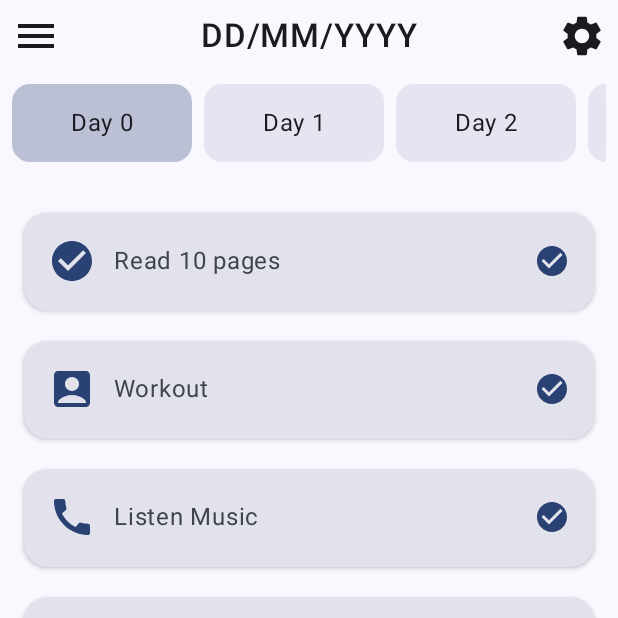
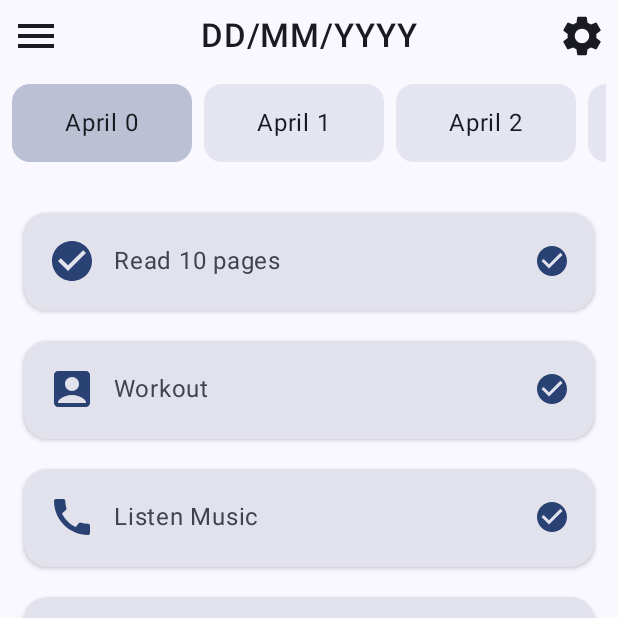
Before and after one commit to EmreRuy/Pattern, an Android app built with Jetpack Compose: the screen it shows after launch (MainActivity), on a phone screen of 412 x 824 dp, the top half of it. Run offline under Robolectric (Android 15) with nearby library versions, the phone set to English and light mode, and no system bars; our stand-ins replace Dagger/Hilt's generated code.

Commit message:
HomeScreen Update

```diff
--- a/app/src/main/java/com/example/pattern/ui/screens/HomeScreen.kt
+++ b/app/src/main/java/com/example/pattern/ui/screens/HomeScreen.kt
@@ -121,7 +121,7 @@ fun HomeScreen() {
                                 contentAlignment = Alignment.Center
                             ) {
                                 Text(
-                                    text = "Day $index", // will be Replaced with real day data like "Mon 1", "Tue 2", etc.
+                                    text = "April $index", // will be Replaced with real day data like "Mon 1", "Tue 2", etc.
                                     modifier = Modifier
                                         .padding(horizontal = 12.dp, vertical = 8.dp),
                                     color = MaterialTheme.colorScheme.onBackground
```
